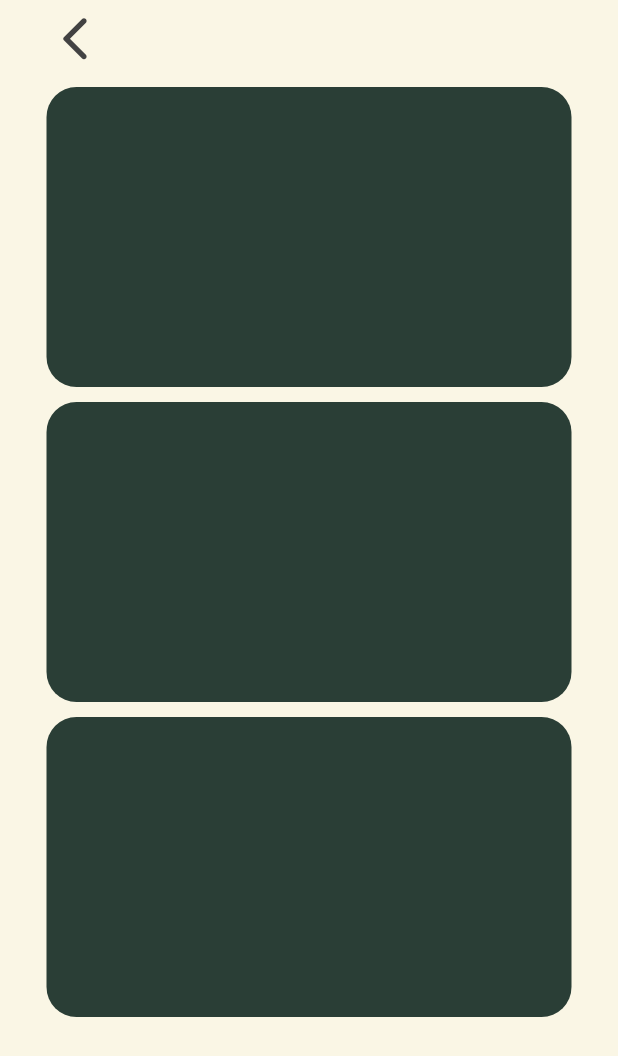
After one commit to mmarchu/Earthworms-SmartFarm, a Flutter app: the Sensor2PageNO2 screen opened directly, on a phone screen of 412 x 824 dp. The commit adds this screen. Shown: the top 1056 px of the screen. Run offline on Flutter 3.47's test engine with Material 2 defaults, Android fonts, the phone set to English and light mode, and no system bars.

Commit message:
SensorPage

```diff
--- /dev/null
+++ b/earthworms/lib/Func2/Sensor2PageNO2.dart
@@ -0,0 +1,83 @@
+import 'package:flutter/material.dart';
+import 'package:flutter/services.dart';
+
+class Sensor2PageNO2 extends StatelessWidget {
+  @override
+  Widget build(BuildContext context) {
+    return AnnotatedRegion<SystemUiOverlayStyle>(
+      value: SystemUiOverlayStyle.dark,
+      child: Scaffold(
+        backgroundColor: const Color.fromRGBO(250, 246, 229, 1),
+        body: SafeArea(
+          child: Column(
+            children: [
+              Padding(
+                padding: const EdgeInsets.symmetric(horizontal: 25),
+                child: Row(
+                  children: [
+                    IconButton(
+                      onPressed: () {
+                        Navigator.pop(context);
+                      },
+                      icon: Icon(
+                        Icons.arrow_back_ios_rounded,
+                        size: 35,
+                        color: Colors.grey[800],
+                      ),
+                    )
+                  ],
+                ),
+              ),
+
+              Expanded(
+                child: CustomScrollView(
+                  slivers: [
+                    SliverList(
+                      delegate: SliverChildListDelegate(
+                        [
+                          Padding(
+                            padding: const EdgeInsets.symmetric(horizontal: 30, vertical: 10),
+                            child: Column(
+                              children: [
+                                SizedBox(
+                                  width: 350,
+                                  height: 200,
+                                  child: DecoratedBox(
+                                    decoration: BoxDecoration(
+                                      color: Color.fromRGBO(42, 62, 54, 150),
+                                      borderRadius: BorderRadius.circular(20)
+                                    )),
+                                ),
+                                SizedBox(height: 10),
+
+                                SizedBox(
+                                  width: 350,
+                                  height: 200,
+                                  child: DecoratedBox(
+                                    decoration: BoxDecoration(
+                                      color: Color.fromRGBO(42, 62, 54, 150),
+                                      borderRadius: BorderRadius.circular(20)
+                                    )),
+                                ),
+                                SizedBox(height: 10),
+
+                                SizedBox(
+                                  width: 350,
+                                  height: 200,
+                                  child: DecoratedBox(
+                                    decoration: BoxDecoration(
+                                      color: Color.fromRGBO(42, 62, 54, 150),
+                                      borderRadius: BorderRadius.circular(20)
+                                    )),
+                                ),
+                              ],
+                            ),
+                          )
+                        ]))
+                ],))
+            ],
+          )),
+      ),
+    );
+  }
+}
--- a/earthworms/lib/MainFunc/homepage.dart
+++ b/earthworms/lib/MainFunc/homepage.dart
@@ -1,8 +1,9 @@
+import 'package:earthworms/MainFunc/Sensor2Page.dart';
 import 'package:earthworms/Profile/LoginPage.dart';
 import 'package:earthworms/Profile/ChangePassPage.dart';
 import 'package:earthworms/Profile/MyprofilePage.dart';
 import 'package:earthworms/MainFunc/Sensor1Page.dart';
-import 'package:earthworms/MainFunc/Sensor2Page.dart';
+import 'package:earthworms/Func2/Sensor2PageNO2.dart';
 import 'package:earthworms/MainFunc/statisPage.dart';
 import 'package:earthworms/MainFunc/waterpumpPage.dart';
 //import 'package:earthworms/MainFunc/WebViewPage.dart';
```
Also changed, not shown: earthworms/lib/MainFunc/Sensor1Page.dart (+7 -17 lines), earthworms/lib/MainFunc/Sensor2Page.dart (+54 -3 lines).
